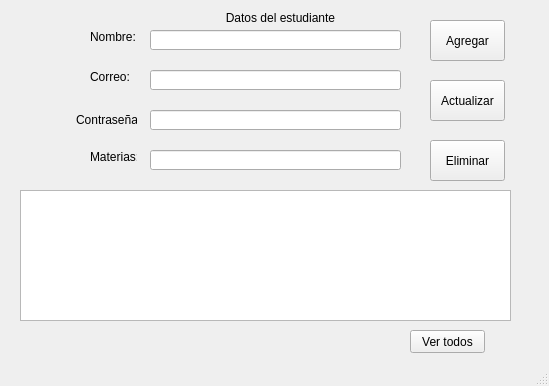
First picture: the form in GUI/Tarea5.ui, repository ChecoAmbrose/Sergio_Pacheco, before the edit.
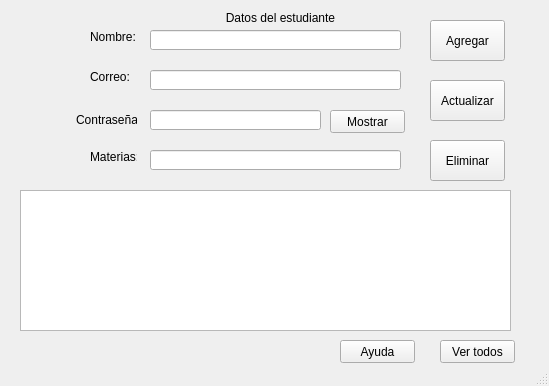
Second picture: the form after the edit.

Commit message: Tarea 5 Finalizada. Archivos: Tarea5.py | Tarea5.ui | EstudiantesMongo.py

The edit to the form file:
```diff
--- a/GUI/Tarea5.ui
+++ b/GUI/Tarea5.ui
@@ -17,8 +17,8 @@
    <widget class="QPushButton" name="botonVer">
     <property name="geometry">
      <rect>
-      <x>410</x>
-      <y>330</y>
+      <x>440</x>
+      <y>340</y>
       <width>75</width>
       <height>23</height>
      </rect>
@@ -110,7 +110,7 @@
      <rect>
       <x>150</x>
       <y>110</y>
-      <width>251</width>
+      <width>171</width>
       <height>20</height>
      </rect>
     </property>
@@ -183,10 +183,36 @@
       <x>20</x>
       <y>190</y>
       <width>491</width>
-      <height>131</height>
+      <height>141</height>
      </rect>
     </property>
    </widget>
+   <widget class="QPushButton" name="botonMostrar">
+    <property name="geometry">
+     <rect>
+      <x>330</x>
+      <y>110</y>
+      <width>75</width>
+      <height>23</height>
+     </rect>
+    </property>
+    <property name="text">
+     <string>Mostrar</string>
+    </property>
+   </widget>
+   <widget class="QPushButton" name="botonAyuda">
+    <property name="geometry">
+     <rect>
+      <x>340</x>
+      <y>340</y>
+      <width>75</width>
+      <height>23</height>
+     </rect>
+    </property>
+    <property name="text">
+     <string>Ayuda</string>
+    </property>
+   </widget>
   </widget>
   <widget class="QStatusBar" name="statusbar"/>
  </widget>
```
The commit also changes 1 other file.
